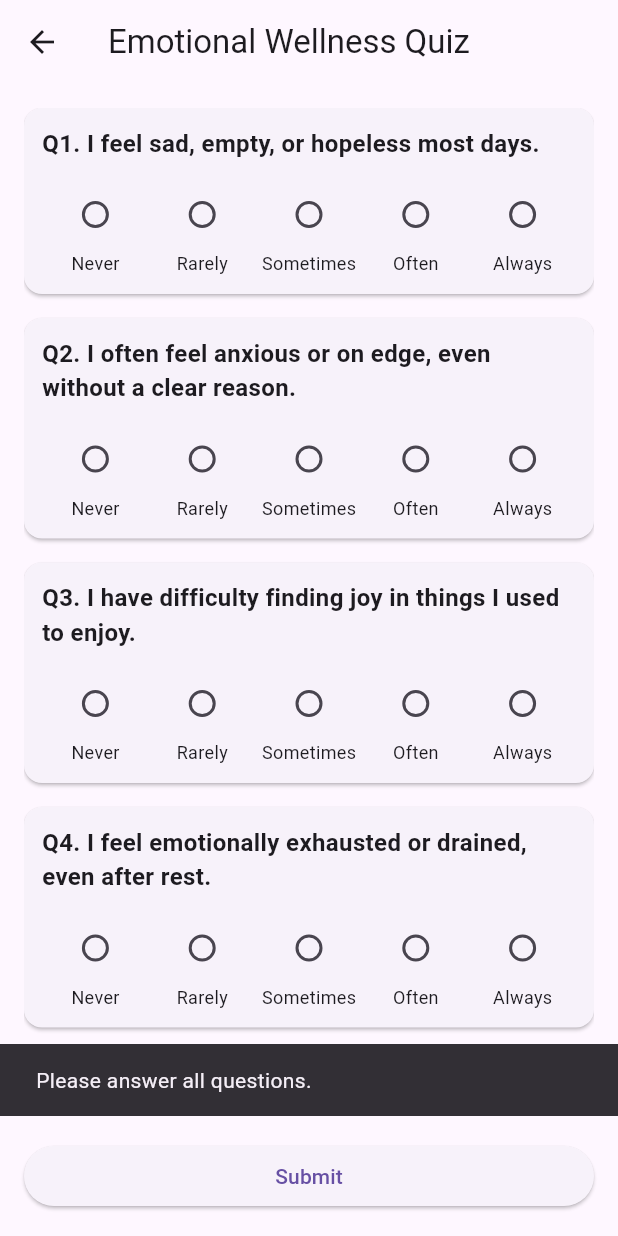
After one commit to rosisneupane/Project_FrontEnd, a Flutter app: the QuizPage screen opened directly, after a tap on "Submit", on a phone screen of 412 x 824 dp. The commit adds this screen. Run offline on Flutter 3.47's test engine with Material 3 defaults, Android fonts, the phone set to English and light mode, and no system bars; our stand-ins replace fl_chart, flutter_svg, shared_preferences, video_player; accounts and stored records are empty; network calls fail.

Commit message:
feat:quiz page

```diff
--- /dev/null
+++ b/lib/screen/quiz_screen.dart
@@ -0,0 +1,151 @@
+import 'package:flutter/material.dart';
+
+class QuizPage extends StatefulWidget {
+  const QuizPage({super.key});
+
+  @override
+  State<QuizPage> createState() => _QuizPageState();
+}
+
+class _QuizPageState extends State<QuizPage> {
+  final List<String> _questions = [
+    'I feel sad, empty, or hopeless most days.',
+    'I often feel anxious or on edge, even without a clear reason.',
+    'I have difficulty finding joy in things I used to enjoy.',
+    'I feel emotionally exhausted or drained, even after rest.',
+    'I avoid emotional closeness or push others away.',
+    'I have trouble managing my emotions when stressed.',
+    'I feel lonely even when I’m around others.',
+    'I constantly worry about things going wrong.',
+    'I find it hard to trust others, even when they mean well.',
+    'I understand how I feel and why, most of the time.',
+  ];
+
+  final Map<int, int> _answers = {};
+
+  final List<String> _scaleLabels = [
+    'Never',
+    'Rarely',
+    'Sometimes',
+    'Often',
+    'Always'
+  ];
+
+  void _submitQuiz() {
+    if (_answers.length < _questions.length) {
+      ScaffoldMessenger.of(context).showSnackBar(
+        const SnackBar(content: Text('Please answer all questions.')),
+      );
+      return;
+    }
+
+    int totalScore = _answers.values.fold(0, (sum, val) => sum + val);
+    _showResultDialog(totalScore);
+  }
+
+  void _showResultDialog(int score) {
+    String insight;
+    String suggestion;
+
+    if (score <= 10) {
+      insight = 'You seem emotionally balanced.';
+      suggestion = 'Keep practicing self-care.';
+    } else if (score <= 20) {
+      insight = 'Mild symptoms, possible early signs.';
+      suggestion = 'Try journaling and explore our meditation modules.';
+    } else if (score <= 30) {
+      insight = 'Moderate concerns in multiple areas.';
+      suggestion = 'Consider using our guided therapy tools and check-ins.';
+    } else {
+      insight = 'High distress likely.';
+      suggestion =
+          'We recommend speaking to a therapist and reviewing crisis resources.';
+    }
+
+    showDialog(
+      context: context,
+      builder: (_) => AlertDialog(
+        title: const Text('Your Emotional Insight'),
+        content: Column(
+          mainAxisSize: MainAxisSize.min,
+          crossAxisAlignment: CrossAxisAlignment.start,
+          children: [
+            Text('Score: $score / 40',
+                style: const TextStyle(fontWeight: FontWeight.bold)),
+            const SizedBox(height: 8),
+            Text(insight, style: const TextStyle(fontSize: 16)),
+            const SizedBox(height: 8),
+            Text(suggestion),
+          ],
+        ),
+        actions: [
+          TextButton(
+            onPressed: () => Navigator.of(context).pop(),
+            child: const Text('OK'),
+          ),
+        ],
+      ),
+    );
+  }
+
+  @override
+  Widget build(BuildContext context) {
+    return Scaffold(
+      appBar: AppBar(title: const Text('Emotional Wellness Quiz')),
+      body: Padding(
+        padding: const EdgeInsets.all(16.0),
+        child: ListView.builder(
+          itemCount: _questions.length,
+          itemBuilder: (context, index) {
+            return Card(
+              margin: const EdgeInsets.only(bottom: 16),
+              child: Padding(
+                padding: const EdgeInsets.all(12.0),
+                child: Column(
+                  crossAxisAlignment: CrossAxisAlignment.start,
+                  children: [
+                    Text(
+                      'Q${index + 1}. ${_questions[index]}',
+                      style: const TextStyle(
+                          fontSize: 16, fontWeight: FontWeight.w600),
+                    ),
+                    const SizedBox(height: 12),
+                    Row(
+                      mainAxisAlignment: MainAxisAlignment.spaceBetween,
+                      children: List.generate(5, (i) {
+                        return Expanded(
+                          child: Column(
+                            children: [
+                              Radio<int>(
+                                value: i,
+                                groupValue: _answers[index],
+                                onChanged: (val) {
+                                  setState(() {
+                                    _answers[index] = val!;
+                                  });
+                                },
+                              ),
+                              Text(_scaleLabels[i],
+                                  style: const TextStyle(fontSize: 12)),
+                            ],
+                          ),
+                        );
+                      }),
+                    ),
+                  ],
+                ),
+              ),
+            );
+          },
+        ),
+      ),
+      bottomNavigationBar: Padding(
+        padding: const EdgeInsets.all(16.0),
+        child: ElevatedButton(
+          onPressed: _submitQuiz,
+          child: const Text('Submit'),
+        ),
+      ),
+    );
+  }
+}
--- a/lib/widgets/drawer_widget.dart
+++ b/lib/widgets/drawer_widget.dart
@@ -1,4 +1,5 @@
 import 'package:flutter/material.dart';
+import 'package:new_ui/screen/quiz_screen.dart';
 import 'package:new_ui/screen/signin_screen.dart';
 import 'package:new_ui/theme/colors.dart';
 import 'package:new_ui/user_services.dart';
@@ -49,12 +50,25 @@ class DrawerWidget extends StatelessWidget {
           ),
           ListTile(
             leading: Icon(Icons.settings),
-            title: Text('Settings'),
+            title: Text('Quiz'),
             onTap: () {
-              Navigator.pop(context); // close drawer
-              // Navigate to settings
+              Navigator.push(
+                context,
+                MaterialPageRoute(builder: (context) => const QuizPage()),
+              );
             },
           ),
+          // ListTile(
+          //   leading: Icon(Icons.settings),
+          //   title: Text('Settings'),
+          //   onTap: () {
+          //                                          Navigator.push(
+          //                   context,
+          //                   MaterialPageRoute(
+          //                       builder: (context) => const ProfessionalScreen()),
+          //                 );
+          //   },
+          // ),
           ListTile(
             leading: Icon(Icons.logout),
             title: Text('Logout'),
```
Also changed, not shown: lib/screen/ai_therapist_screen.dart (+31 -8 lines).
